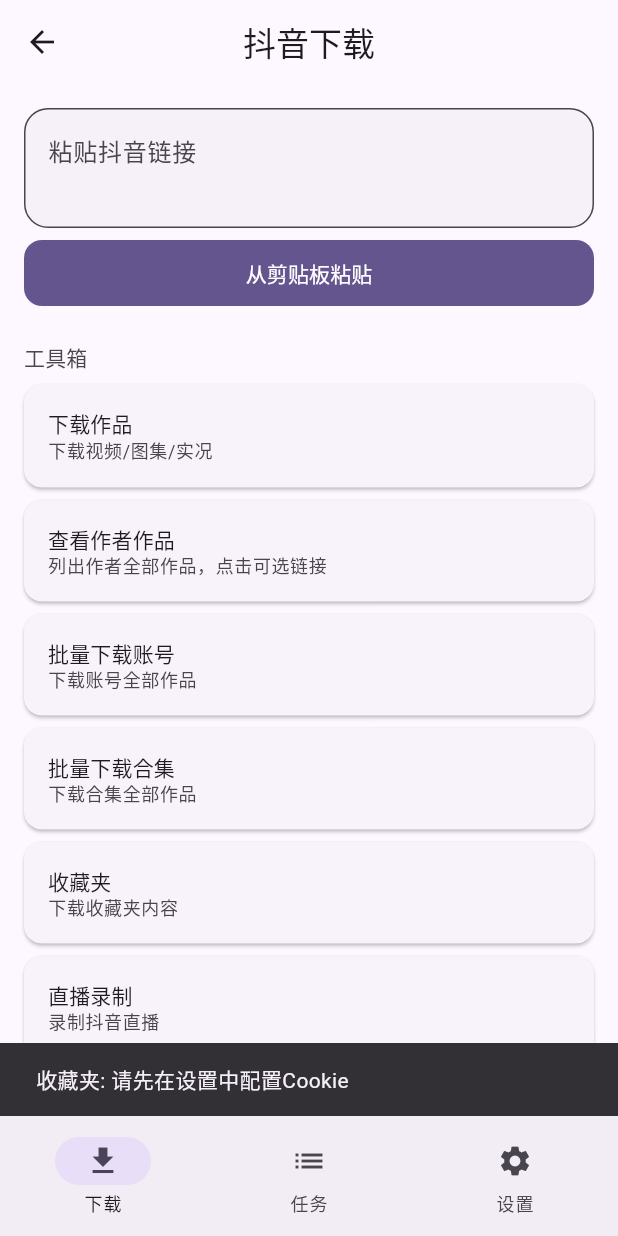
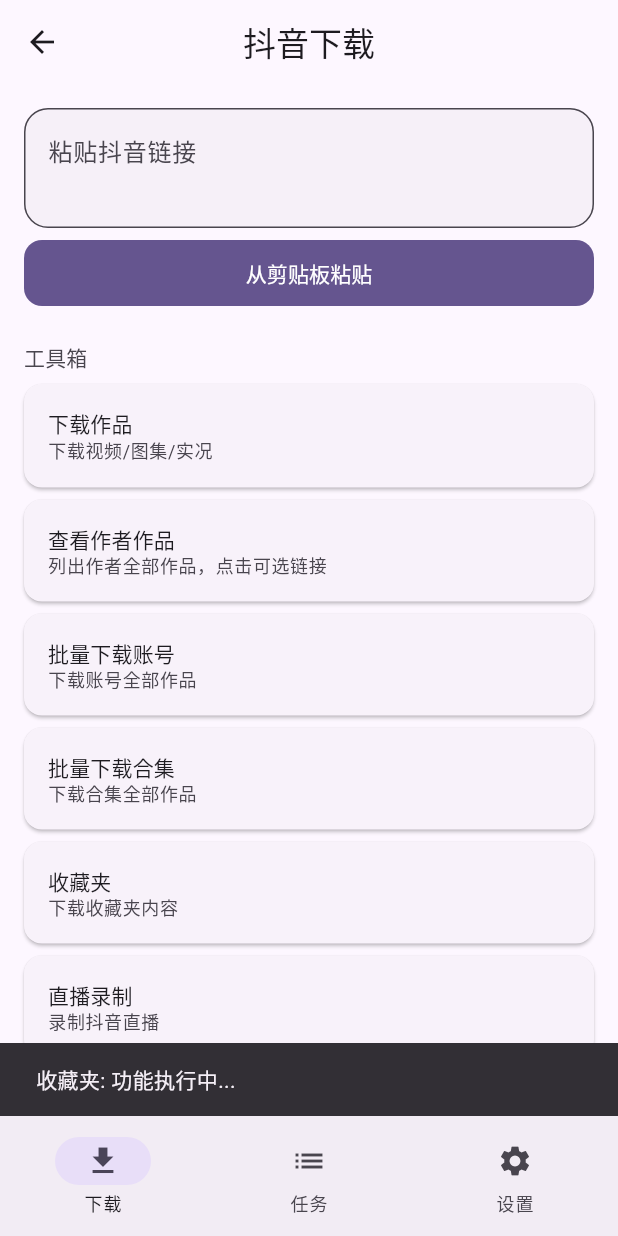
Before and after one commit to naipingzai/flutter_download_manager, a Flutter app: the screen it shows after launch, after a tap on "抖音", after a tap on "收藏夹", on a phone screen of 412 x 824 dp. Run offline on Flutter 3.47's test engine with Material 3 defaults, Android fonts, the phone set to English and light mode, and no system bars; our stand-ins replace shared_preferences, sqflite, sqflite_common_ffi; missing offline and left inert: dart:ffi; accounts and stored records are empty.

Commit message:
refactor: 优化代码设计 - 消除重复、移除冗余、修复下载阻塞Bug
主要变更:
- 修复: Cookie缺失导致下载按钮无响应 (强制检查改为非阻塞)
- 重构: 提取BridgeBase基类, DouyinBridge(-37%)/XhsBridge(-34%)
- 重构: 合并AppTheme light/dark 90%重复代码(-37%)
- 移除: 未使用的Plugin框架 (PlatformPlugin/PluginRegistry等4个类)
- 移除: AppTheme中冗余的TaskStatusColors枚举
- 新增: lib/core/platform_constants.dart 集中管理平台常量
- 新增: lib/platform/bridge_base.dart 共享Bridge逻辑

```diff
--- a/lib/main.dart
+++ b/lib/main.dart
@@ -2,10 +2,7 @@
 import 'package:provider/provider.dart';
 import 'package:sqflite_common_ffi/sqflite_ffi.dart';
 import 'dart:io';
-import 'framework/plugin_registry.dart';
 import 'service/python_service.dart';
-import 'platform/douyin/douyin_plugin.dart';
-import 'platform/xhs/xhs_plugin.dart';
 import 'service/download_task_manager.dart';
 import 'ui/theme/app_theme.dart';
 import 'ui/screens/home_screen.dart';
@@ -18,10 +15,6 @@
     sqfliteFfiInit();
     databaseFactory = databaseFactoryFfi;
   }
-
-  final registry = PluginRegistry();
-  registry.register(DouyinPlugin());
-  registry.register(XhsPlugin());
 
   final taskManager = DownloadTaskManager();
   await taskManager.init();
--- /dev/null
+++ b/lib/platform/bridge_base.dart
@@ -0,0 +1,84 @@
+import 'dart:async';
+import 'dart:convert';
+import 'package:uuid/uuid.dart';
+import '../model/download_task.dart';
+import '../service/download_task_manager.dart';
+import '../service/python_service.dart';
+
+/// 平台 Bridge 基类，提取 DouyinBridge / XhsBridge 的公共逻辑
+abstract class BridgeBase {
+  static const _uuid = Uuid();
+  static final DownloadTaskManager _taskManager = DownloadTaskManager();
+  static final PythonService _python = PythonService.instance;
+
+  static bool get usePython => _python.isReady;
+
+  /// 创建下载任务并执行操作
+  static Future<Map<String, dynamic>> executeTask({
+    required String link,
+    required String savePath,
+    required String source,
+    required String type,
+    required Future<Map<String, dynamic>> Function() execute,
+  }) async {
+    final taskId = _uuid.v4();
+    final task = DownloadTask(
+      id: taskId,
+      title: '解析中: $link',
+      url: link,
+      type: type,
+      status: TaskStatus.downloading,
+      source: source,
+    );
+    await _taskManager.addTask(task);
+
+    try {
+      final result = await execute();
+      final success = result['success'] == true;
+      final title = result['title']?.toString() ?? link;
+
+      if (success) {
+        await _taskManager.updateTask(
+          task.copyWith(title: title, status: TaskStatus.completed),
+        );
+      } else {
+        await _taskManager.updateTask(
+          task.copyWith(
+            title: title,
+            status: TaskStatus.failed,
+            errorMessage: result['message']?.toString() ?? '下载失败',
+          ),
+        );
+      }
+      return result;
+    } catch (e) {
+      await _taskManager.updateTask(
+        task.copyWith(status: TaskStatus.failed, errorMessage: e.toString()),
+      );
+      return {'success': false, 'message': e.toString()};
+    }
+  }
+
+  /// Python 调用包装
+  static Map<String, dynamic> callPython(
+    String module,
+    String function,
+    List<dynamic> args,
+  ) {
+    final resultStr = _python.callFunction(module, function, jsonEncode(args));
+    return jsonDecode(resultStr) as Map<String, dynamic>;
+  }
+
+  /// HTTP 回退提示
+  static Map<String, dynamic> pythonRequiredResult(String feature) {
+    return {'success': false, 'message': '$feature 需要 Python 环境'};
+  }
+
+  /// HTTP 模式通用提示
+  static String httpModeMessage(String feature) {
+    return jsonEncode({
+      'success': true,
+      'message': 'HTTP模式：$feature 暂不可用。请直接粘贴链接下载。',
+    });
+  }
+}
--- a/lib/ui/screens/download_screen.dart
+++ b/lib/ui/screens/download_screen.dart
@@ -59,17 +59,16 @@
     );
   }
 
-  Future<bool> _syncCookie() async {
+  Future<void> _syncCookie() async {
     final store = CookieStore(platform: widget.platformId);
     await store.load();
     final cookie = store.getActiveCookie();
-    if (cookie == null || cookie.isEmpty) return false;
+    if (cookie == null || cookie.isEmpty) return;
     if (widget.platformId == 'xhs') {
       XhsBridge.setCookie(cookie);
     } else {
       DouyinBridge.setCookie(cookie);
     }
-    return true;
   }
 
   void _requireLink(void Function(String url) block) async {
@@ -78,13 +77,7 @@
       _showSnackBar('${widget.platformName}下载', '请先输入链接');
       return;
     }
-    if (!await _syncCookie()) {
-      _showSnackBar(
-        '${widget.platformName}下载',
-        '请先在设置中配置${widget.platformName}Cookie',
-      );
-      return;
-    }
+    await _syncCookie();
     block(url);
   }
 
@@ -118,12 +111,12 @@
     }
   }
 
-  Future<void> _detectLinkInfo(String url) async {
+  void _detectLinkInfo(String url) {
     final String result;
     if (widget.platformId == 'xhs') {
-      result = await XhsBridge.detectLinkInfo(url);
+      result = XhsBridge.detectLinkInfo(url);
     } else {
-      result = await DouyinBridge.detectLinkInfo(url);
+      result = DouyinBridge.detectLinkInfo(url);
     }
     _showSnackBar(
       '检测结果',
@@ -139,11 +132,8 @@
     _showSnackBar('批量下载合集', '功能执行中...');
   }
 
-  void _showCollectFolders() async {
-    if (!await _syncCookie()) {
-      _showSnackBar('收藏夹', '请先在设置中配置Cookie');
-      return;
-    }
+  void _showCollectFolders() {
+    _syncCookie();
     _showSnackBar('收藏夹', '功能执行中...');
   }
 
@@ -167,7 +157,7 @@
     if (widget.platformId == 'xhs') {
       _showSnackBar('数据统计', '小红书暂不支持');
     } else {
-      DouyinBridge.getDataStats(url).then((s) => _showSnackBar('数据统计', s));
+      _showSnackBar('数据统计', DouyinBridge.getDataStats(url));
     }
   }
 
--- a/lib/ui/theme/app_theme.dart
+++ b/lib/ui/theme/app_theme.dart
@@ -1,14 +1,20 @@
 import 'package:flutter/material.dart';
+import '../../model/download_task.dart';
 
-/// 应用主题配置，对应原项目 AppTheme
-/// Material 3 动态取色主题
+/// 应用主题配置，Material 3 动态取色主题
 class AppTheme {
-  static ThemeData lightTheme(ColorScheme? colorScheme) {
+  static const _seedColor = Color(0xFF6750A4);
+
+  static ThemeData lightTheme(ColorScheme? colorScheme) =>
+      _buildTheme(colorScheme, Brightness.light);
+
+  static ThemeData darkTheme(ColorScheme? colorScheme) =>
+      _buildTheme(colorScheme, Brightness.dark);
+
+  static ThemeData _buildTheme(
+      ColorScheme? colorScheme, Brightness brightness) {
     final scheme = colorScheme ??
-        ColorScheme.fromSeed(
-          seedColor: const Color(0xFF6750A4),
-          brightness: Brightness.light,
-        );
+        ColorScheme.fromSeed(seedColor: _seedColor, brightness: brightness);
 
     return ThemeData(
       useMaterial3: true,
@@ -35,53 +41,19 @@
     );
   }
 
-  static ThemeData darkTheme(ColorScheme? colorScheme) {
-    final scheme = colorScheme ??
-        ColorScheme.fromSeed(
-          seedColor: const Color(0xFF6750A4),
-          brightness: Brightness.dark,
-        );
-
-    return ThemeData(
-      useMaterial3: true,
-      colorScheme: scheme,
-      appBarTheme: AppBarTheme(
-        centerTitle: true,
-        backgroundColor: scheme.surface,
-        foregroundColor: scheme.onSurface,
-        elevation: 0,
-      ),
-      cardTheme: CardThemeData(
-        elevation: 1,
-        shape: RoundedRectangleBorder(borderRadius: BorderRadius.circular(12)),
-      ),
-      floatingActionButtonTheme: FloatingActionButtonThemeData(
-        backgroundColor: scheme.primaryContainer,
-        foregroundColor: scheme.onPrimaryContainer,
-      ),
-      inputDecorationTheme: InputDecorationTheme(
-        border: OutlineInputBorder(borderRadius: BorderRadius.circular(12)),
-        filled: true,
-        fillColor: scheme.surfaceContainerHighest.withValues(alpha: 0.3),
-      ),
-    );
-  }
-
-  /// 任务状态颜色
-  static Color statusColor(TaskStatusColors status, ColorScheme scheme) {
+  /// 根据任务状态返回对应颜色
+  static Color statusColor(TaskStatus status, ColorScheme scheme) {
     switch (status) {
-      case TaskStatusColors.queued:
+      case TaskStatus.queued:
         return scheme.outline;
-      case TaskStatusColors.downloading:
+      case TaskStatus.downloading:
         return scheme.primary;
-      case TaskStatusColors.paused:
+      case TaskStatus.paused:
         return scheme.tertiary;
-      case TaskStatusColors.completed:
+      case TaskStatus.completed:
         return Colors.green;
-      case TaskStatusColors.failed:
+      case TaskStatus.failed:
         return scheme.error;
     }
   }
 }
-
-enum TaskStatusColors { queued, downloading, paused, completed, failed }
```
Also changed, not shown: lib/core/platform_constants.dart (added, +19 -0 lines), lib/platform/douyin/douyin_bridge.dart (+100 -161 lines), lib/platform/xhs/xhs_bridge.dart (+34 -60 lines).
